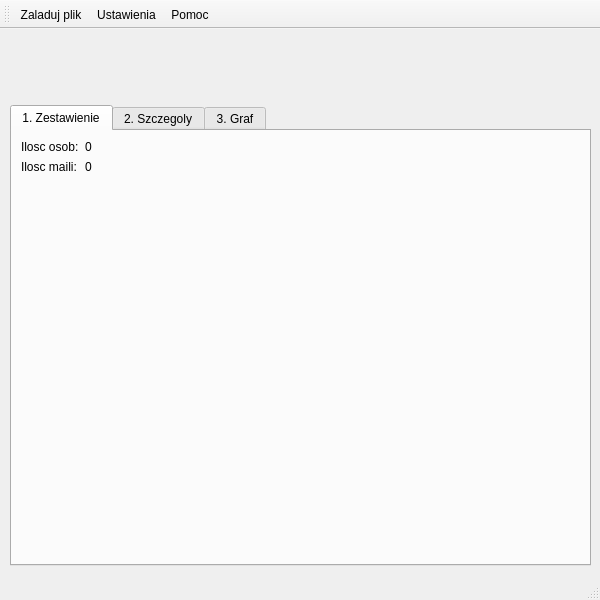
Old version of the form src/views/mainwindow.ui in the repository mdziekon/eiti-aisdi-business-relations-analysis.
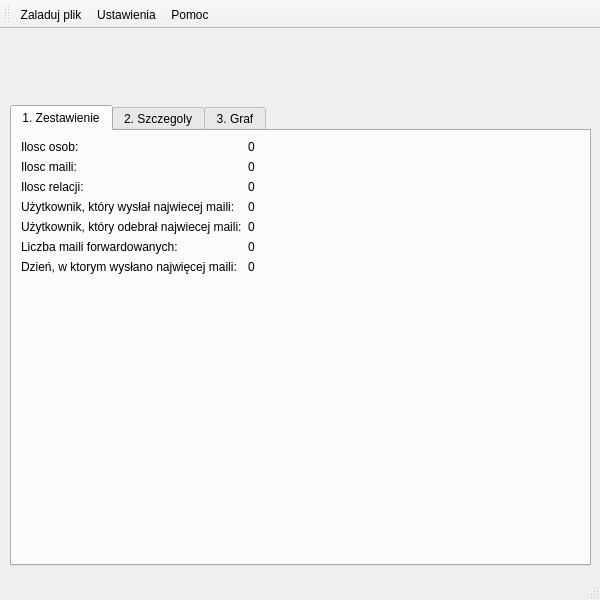
New version of the form. Icons and pictures are not drawn.

Patch:
```diff
--- a/src/views/mainwindow.ui
+++ b/src/views/mainwindow.ui
@@ -98,6 +98,76 @@
           </property>
          </widget>
         </item>
+        <item row="2" column="0">
+         <widget class="QLabel" name="text_IloscRelacji">
+          <property name="text">
+           <string>Ilosc relacji:</string>
+          </property>
+         </widget>
+        </item>
+        <item row="3" column="0">
+         <widget class="QLabel" name="text_UzytkownikWyslNajwMaili">
+          <property name="text">
+           <string>Użytkownik, który wysłał najwiecej maili:</string>
+          </property>
+         </widget>
+        </item>
+        <item row="4" column="0">
+         <widget class="QLabel" name="text_UzOdebrNajwMaili">
+          <property name="text">
+           <string>Użytkownik, który odebrał najwiecej maili:</string>
+          </property>
+         </widget>
+        </item>
+        <item row="5" column="0">
+         <widget class="QLabel" name="text_LiczbaMailiForward">
+          <property name="text">
+           <string>Liczba maili forwardowanych:</string>
+          </property>
+         </widget>
+        </item>
+        <item row="6" column="0">
+         <widget class="QLabel" name="text_DzienWyslanoNajwMaili">
+          <property name="text">
+           <string>Dzień, w ktorym wysłano najwięcej maili:</string>
+          </property>
+         </widget>
+        </item>
+        <item row="2" column="1">
+         <widget class="QLabel" name="return_IloscRelacji">
+          <property name="text">
+           <string>0</string>
+          </property>
+         </widget>
+        </item>
+        <item row="3" column="1">
+         <widget class="QLabel" name="return_UzytkownikWyslNajwMaili">
+          <property name="text">
+           <string>0</string>
+          </property>
+         </widget>
+        </item>
+        <item row="4" column="1">
+         <widget class="QLabel" name="return_UzOdebrNajwMaili">
+          <property name="text">
+           <string>0</string>
+          </property>
+         </widget>
+        </item>
+        <item row="5" column="1">
+         <widget class="QLabel" name="return_LiczbaMailiForward">
+          <property name="text">
+           <string>0</string>
+          </property>
+         </widget>
+        </item>
+        <item row="6" column="1">
+         <widget class="QLabel" name="return_DzienWyslanoNajwMaili">
+          <property name="text">
+           <string>0</string>
+          </property>
+         </widget>
+        </item>
        </layout>
       </item>
      </layout>
```
Left out of the diff: 6 changed lines with no effect on the pictures.
